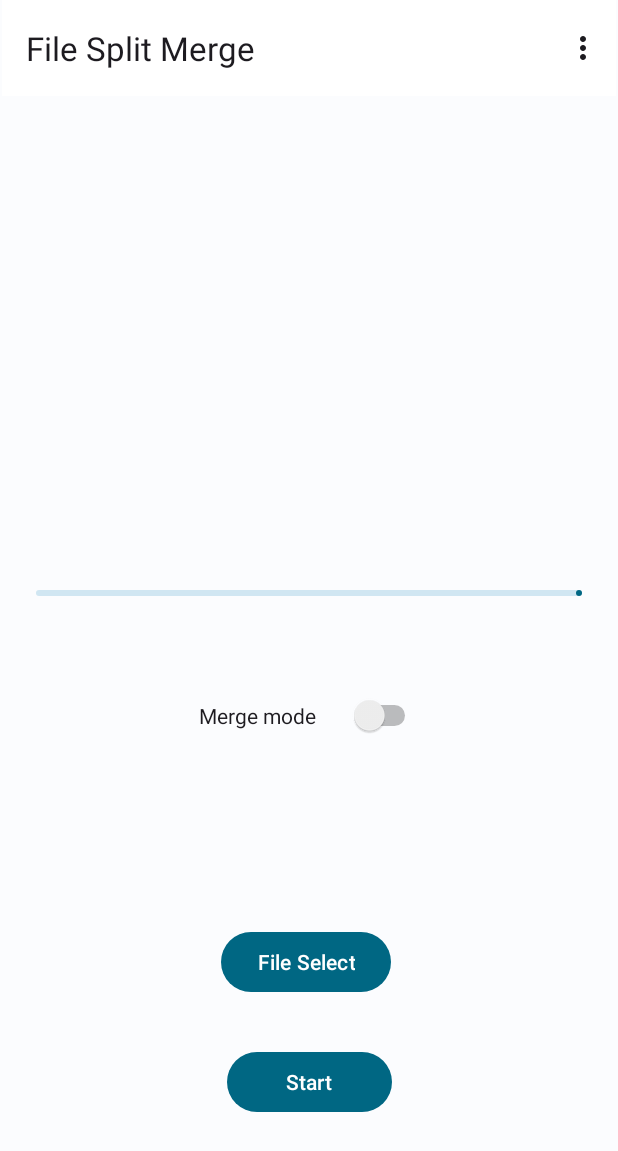
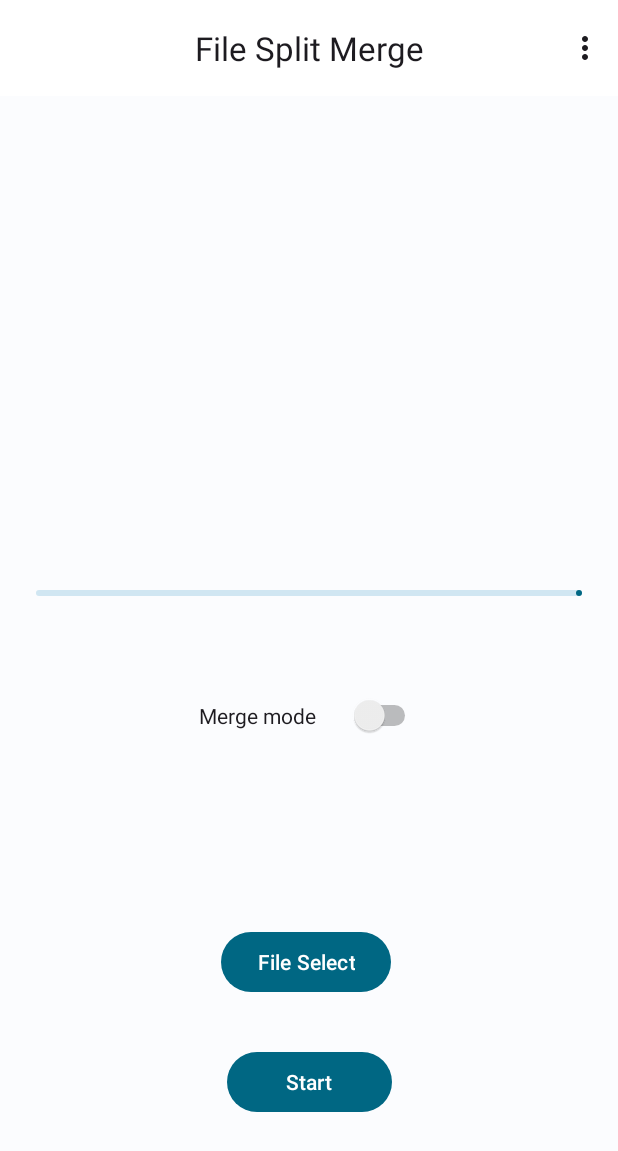
Before and after one commit to danielt3131/FSM-Android, an Android app: the screen it shows after launch (MainActivity), on a phone screen of 412 x 824 dp. Shown: the top 1151 px of the screen. Run offline under Robolectric (Android 15) with nearby library versions, the phone set to English and light mode, and no system bars; 1 statement that could not run was skipped.

Commit message:
Made the toolbar to use the entire screen width, added a vertical constraint, and made the text to be centered.

```diff
--- a/app/src/main/res/layout/activity_main.xml
+++ b/app/src/main/res/layout/activity_main.xml
@@ -137,15 +137,16 @@
 
     <com.google.android.material.appbar.MaterialToolbar
         android:id="@+id/materialToolbar"
-        android:layout_width="409dp"
+        android:layout_width="0dp"
         android:layout_height="wrap_content"
         android:background="?attr/colorOnSecondary"
         android:minHeight="?attr/actionBarSize"
         android:theme="?attr/actionBarTheme"
         app:layout_constraintEnd_toEndOf="parent"
         app:layout_constraintStart_toStartOf="parent"
+        app:layout_constraintTop_toTopOf="parent"
         app:menu="@menu/main"
         app:title="File Split Merge"
-        tools:layout_editor_absoluteY="-2dp" />
+        app:titleCentered="true" />
 
 </androidx.constraintlayout.widget.ConstraintLayout>
```
